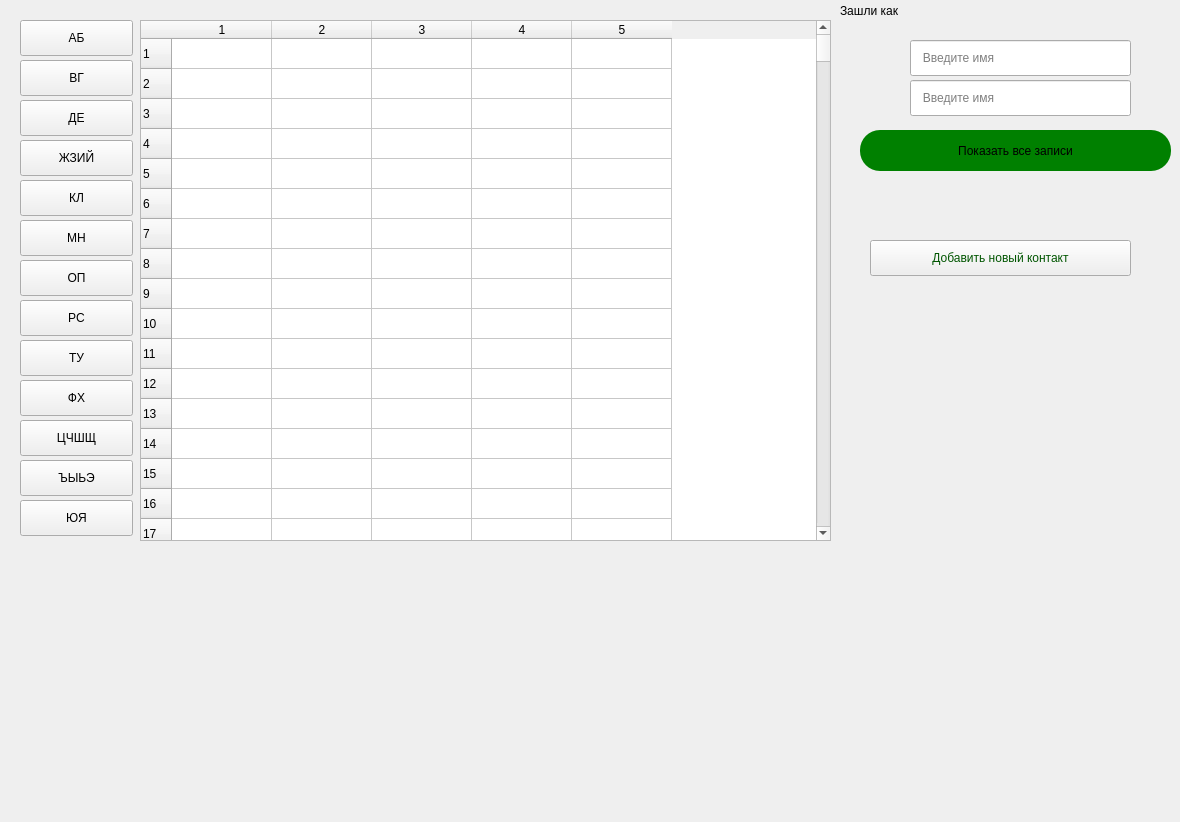
First picture: the form in FullMyPhoneBook/tableview2.ui, repository turamant/PhoneBook, before the edit.
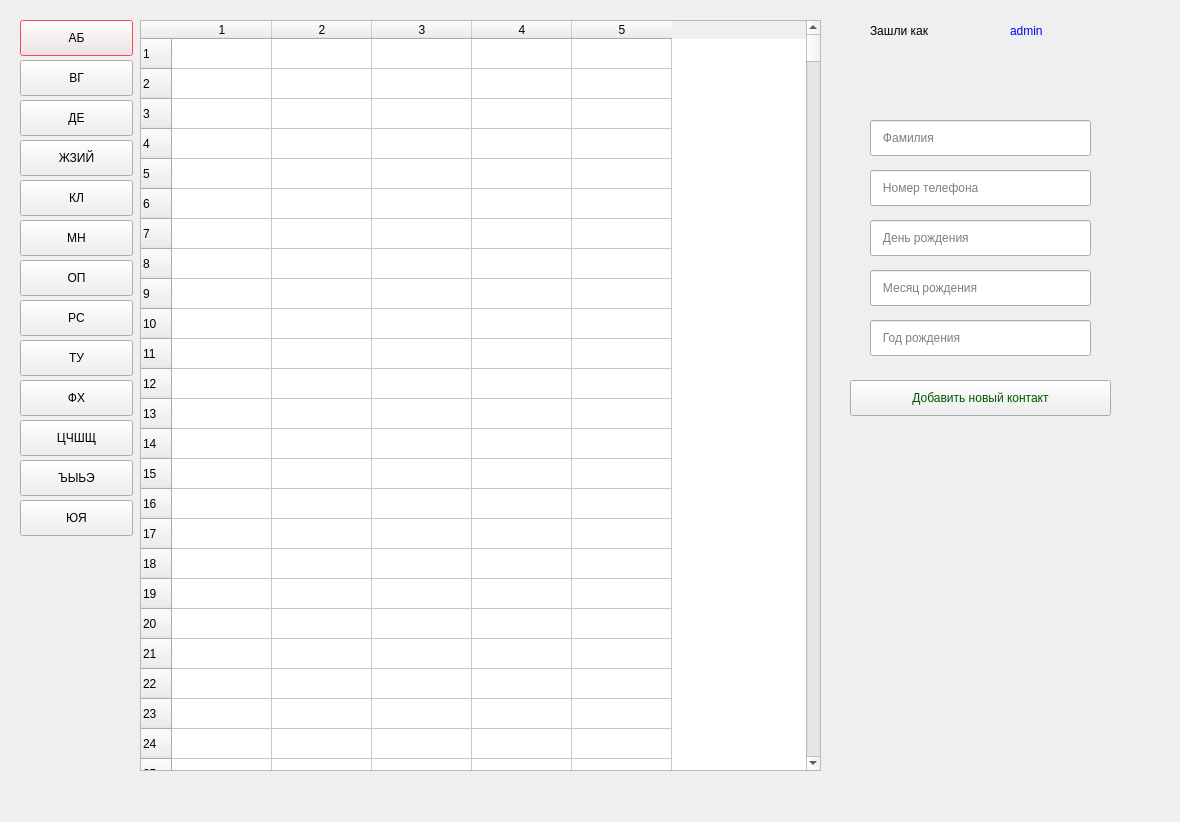
Second picture: the form after the edit.

```diff
--- a/FullMyPhoneBook/tableview2.ui
+++ b/FullMyPhoneBook/tableview2.ui
@@ -13,29 +13,11 @@
   <property name="windowTitle">
    <string>Dialog</string>
   </property>
-  <widget class="QPushButton" name="displayRowspushButton">
-   <property name="geometry">
-    <rect>
-     <x>860</x>
-     <y>130</y>
-     <width>311</width>
-     <height>41</height>
-    </rect>
-   </property>
-   <property name="styleSheet">
-    <string notr="true">border-radius:20px;
-font: 18pt &quot;Cantarell&quot;;
-background-color: green;</string>
-   </property>
-   <property name="text">
-    <string>Показать все записи</string>
-   </property>
-  </widget>
   <widget class="QLabel" name="HeadLabel">
    <property name="geometry">
     <rect>
-     <x>840</x>
-     <y>0</y>
+     <x>870</x>
+     <y>20</y>
      <width>121</width>
      <height>21</height>
     </rect>
@@ -83,14 +65,14 @@
   <widget class="QLineEdit" name="nameLineEdit">
    <property name="geometry">
     <rect>
-     <x>910</x>
-     <y>40</y>
+     <x>870</x>
+     <y>120</y>
      <width>221</width>
      <height>36</height>
     </rect>
    </property>
    <property name="placeholderText">
-    <string>   Введите имя</string>
+    <string>   Фамилия</string>
    </property>
   </widget>
   <widget class="QLabel" name="familyLabel">
@@ -111,8 +93,8 @@
     <rect>
      <x>140</x>
      <y>20</y>
-     <width>691</width>
-     <height>521</height>
+     <width>681</width>
+     <height>751</height>
     </rect>
    </property>
    <property name="rowCount">
@@ -10130,14 +10112,14 @@
   <widget class="QLineEdit" name="nameLineEdit2">
    <property name="geometry">
     <rect>
-     <x>910</x>
-     <y>80</y>
+     <x>870</x>
+     <y>170</y>
      <width>221</width>
      <height>36</height>
     </rect>
    </property>
    <property name="placeholderText">
-    <string>   Введите имя</string>
+    <string>   Номер телефона</string>
    </property>
   </widget>
   <widget class="QPushButton" name="OPsearchPushButton_7">
@@ -10335,8 +10317,8 @@
   <widget class="QPushButton" name="addPushButton">
    <property name="geometry">
     <rect>
-     <x>870</x>
-     <y>240</y>
+     <x>850</x>
+     <y>380</y>
      <width>261</width>
      <height>36</height>
     </rect>
@@ -10349,6 +10331,62 @@
     <string>Добавить новый контакт</string>
    </property>
   </widget>
+  <widget class="QLineEdit" name="dayLineEdit">
+   <property name="geometry">
+    <rect>
+     <x>870</x>
+     <y>220</y>
+     <width>221</width>
+     <height>36</height>
+    </rect>
+   </property>
+   <property name="placeholderText">
+    <string>   День рождения</string>
+   </property>
+  </widget>
+  <widget class="QLineEdit" name="monthLineEdit">
+   <property name="geometry">
+    <rect>
+     <x>870</x>
+     <y>270</y>
+     <width>221</width>
+     <height>36</height>
+    </rect>
+   </property>
+   <property name="placeholderText">
+    <string>   Месяц рождения</string>
+   </property>
+  </widget>
+  <widget class="QLineEdit" name="yearLineEdit">
+   <property name="geometry">
+    <rect>
+     <x>870</x>
+     <y>320</y>
+     <width>221</width>
+     <height>36</height>
+    </rect>
+   </property>
+   <property name="placeholderText">
+    <string>   Год рождения</string>
+   </property>
+  </widget>
+  <widget class="QLabel" name="label">
+   <property name="geometry">
+    <rect>
+     <x>1010</x>
+     <y>20</y>
+     <width>131</width>
+     <height>21</height>
+    </rect>
+   </property>
+   <property name="styleSheet">
+    <string notr="true">color: rgb(0, 0, 255);
+font: 12pt &quot;Cantarell&quot;;</string>
+   </property>
+   <property name="text">
+    <string>admin</string>
+   </property>
+  </widget>
  </widget>
  <resources/>
  <connections/>
```
Left out of the diff: 2 changed lines with no effect on the pictures.
